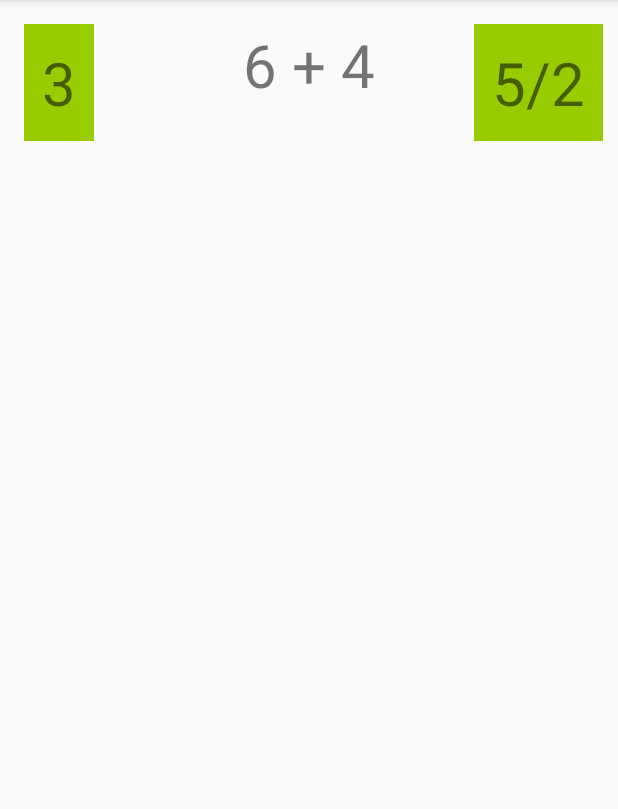
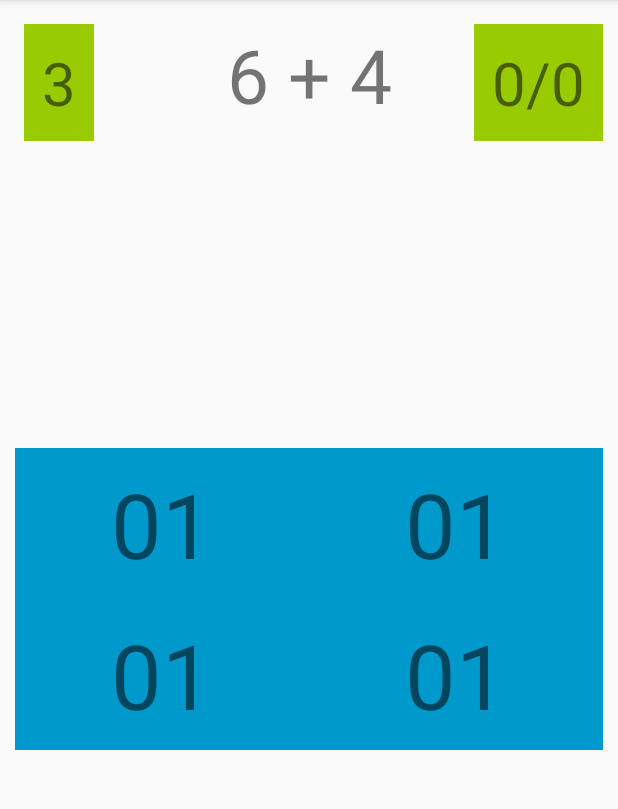
Before and after one commit to Harnet69/Brain-trainer, an Android app: the screen it shows after launch (MainActivity), after a tap on "GO!", on a phone screen of 412 x 824 dp, the part 84-893 px from its top. Run offline under Robolectric (Android 15) with nearby library versions, the light colour scheme and no system bars.

Commit message:
Added answers greedLayout

```diff
--- a/app/build.gradle
+++ b/app/build.gradle
@@ -31,4 +31,5 @@ dependencies {
     testImplementation 'junit:junit:4.12'
     androidTestImplementation 'androidx.test.ext:junit:1.1.1'
     androidTestImplementation 'androidx.test.espresso:espresso-core:3.2.0'
+    implementation 'androidx.gridlayout:gridlayout:1.0.0'
 }
--- a/app/src/main/AndroidManifest.xml
+++ b/app/src/main/AndroidManifest.xml
@@ -9,7 +9,7 @@
         android:roundIcon="@mipmap/ic_launcher_round"
         android:supportsRtl="true"
         android:theme="@style/AppTheme">
-        <activity android:name=".controller.MainActivity">
+        <activity android:name=".view.MainActivity">
             <intent-filter>
                 <action android:name="android.intent.action.MAIN" />
 
--- a/app/src/main/java/com/harnet/braintrainer/controller/GameController.java
+++ b/app/src/main/java/com/harnet/braintrainer/controller/GameController.java
@@ -12,12 +12,14 @@ public class GameController {
     private TextView taskTextView;
     private TimerController timerController;
     private TaskController taskController;
+    private ScoreController scoreController;
 
-    public GameController(TextView taskTextView, TextView timerTextView, Button goBtn) {
+    public GameController(TextView taskTextView, TextView timerTextView, TextView scoreTextView, Button goBtn) {
         this.goBtn = goBtn;
         this.taskTextView = taskTextView;
         taskController = new TaskController(taskTextView);
         timerController = new TimerController(new Timer(duration), timerTextView);
+        scoreController = new ScoreController(scoreTextView);
     }
 
     public void startGame() {
@@ -28,7 +30,9 @@ public class GameController {
                 goBtn.setVisibility(View.INVISIBLE);
                 timerController.startTimer(taskTextView, goBtn);// start the countDown timer
                 taskController.showNewTask();// create a new task
+//                scoreController.addScore(false);//test score system WORKS
             }
         });
     }
+    // TODO Implement score controller which add score after click answer
 }
--- /dev/null
+++ b/app/src/main/java/com/harnet/braintrainer/controller/ScoreController.java
@@ -0,0 +1,28 @@
+package com.harnet.braintrainer.controller;
+
+import android.annotation.SuppressLint;
+import android.widget.TextView;
+
+public class ScoreController {
+    private TextView scoreTextView;
+    private int rightAnswers;
+    private int wrongAnswers;
+
+    public ScoreController(TextView scoreTextView) {
+        this.scoreTextView = scoreTextView;
+    }
+
+    public void addScore(Boolean isAnswerRight){
+        if(isAnswerRight){
+            rightAnswers++;
+        }else{
+            wrongAnswers++;
+        }
+        updateScoreView();
+    }
+
+    @SuppressLint("DefaultLocale")
+    private void updateScoreView(){
+        scoreTextView.setText(String.format("%d/%d", rightAnswers, wrongAnswers));
+    }
+}
--- a/app/src/main/java/com/harnet/braintrainer/controller/MainActivity.java
+++ b/app/src/main/java/com/harnet/braintrainer/view/MainActivity.java
@@ -1,4 +1,4 @@
-package com.harnet.braintrainer.controller;
+package com.harnet.braintrainer.view;
 
 import android.os.Bundle;
 import android.widget.Button;
@@ -7,11 +7,13 @@ import android.widget.TextView;
 import androidx.appcompat.app.AppCompatActivity;
 
 import com.harnet.braintrainer.R;
+import com.harnet.braintrainer.controller.GameController;
 
 public class MainActivity extends AppCompatActivity {
     private Button goBtn;
     private TextView timerTextView;
     private TextView taskTextView;
+    private TextView scoreTextView;
 
     private GameController gameController;
 
@@ -23,9 +25,10 @@ public class MainActivity extends AppCompatActivity {
 
         taskTextView = findViewById(R.id.taskTextView);
         timerTextView = findViewById(R.id.timerTextView);
+        scoreTextView = findViewById(R.id.scoreTextView);
         goBtn = findViewById(R.id.goButton);
 
-        gameController = new GameController(taskTextView, timerTextView, goBtn);
+        gameController = new GameController(taskTextView, timerTextView, scoreTextView, goBtn);
 
         gameController.startGame();
     }
--- a/app/src/main/res/layout/activity_main.xml
+++ b/app/src/main/res/layout/activity_main.xml
@@ -4,7 +4,7 @@
     xmlns:tools="http://schemas.android.com/tools"
     android:layout_width="match_parent"
     android:layout_height="match_parent"
-    tools:context=".controller.MainActivity">
+    tools:context=".view.MainActivity">
 
     <Button
         android:id="@+id/goButton"
@@ -42,7 +42,7 @@
         android:layout_marginRight="10dp"
         android:background="@android:color/holo_green_light"
         android:padding="12dp"
-        android:text="5/2"
+        android:text="0/0"
         android:textSize="40sp"
         app:layout_constraintEnd_toEndOf="parent"
         app:layout_constraintTop_toTopOf="parent" />
@@ -52,9 +52,76 @@
         android:layout_width="wrap_content"
         android:layout_height="wrap_content"
         android:layout_marginTop="16dp"
-        android:textSize="40sp"
+        android:textSize="50sp"
         app:layout_constraintEnd_toEndOf="parent"
         app:layout_constraintHorizontal_bias="0.5"
         app:layout_constraintStart_toStartOf="parent"
         app:layout_constraintTop_toTopOf="parent" />
+
+    <androidx.gridlayout.widget.GridLayout
+        android:id="@+id/answerGridLayout"
+        android:layout_width="match_parent"
+        android:layout_height="wrap_content"
+        android:layout_marginStart="10dp"
+        android:layout_marginLeft="10dp"
+        android:layout_marginTop="30dp"
+        android:layout_marginEnd="10dp"
+        android:layout_marginRight="10dp"
+        android:background="@android:color/holo_blue_dark"
+        app:columnCount="2"
+        app:layout_constraintBottom_toBottomOf="parent"
+        app:layout_constraintEnd_toEndOf="parent"
+        app:layout_constraintHorizontal_bias="0.5"
+        app:layout_constraintStart_toStartOf="parent"
+        app:layout_constraintTop_toTopOf="parent"
+        app:rowCount="2">
+
+        <TextView
+            android:id="@+id/answerTextView1"
+            android:gravity="center"
+            android:paddingTop="10dp"
+            android:paddingBottom="10dp"
+            android:text="01"
+            android:textSize="60sp"
+            app:layout_column="0"
+            app:layout_columnWeight="1"
+            app:layout_gravity="fill"
+            app:layout_row="0" />
+
+        <TextView
+            android:id="@+id/answerTextView2"
+            android:gravity="center"
+            android:paddingTop="10dp"
+            android:paddingBottom="10dp"
+            android:text="01"
+            android:textSize="60sp"
+            app:layout_column="1"
+            app:layout_columnWeight="1"
+            app:layout_gravity="fill"
+            app:layout_row="0" />
+
+        <TextView
+            android:id="@+id/answerTextView3"
+            android:gravity="center"
+            android:paddingTop="10dp"
+            android:paddingBottom="10dp"
+            android:text="01"
+            android:textSize="60sp"
+            app:layout_column="0"
+            app:layout_columnWeight="1"
+            app:layout_gravity="fill"
+            app:layout_row="1" />
+
+        <TextView
+            android:id="@+id/answerTextView4"
+            android:gravity="center"
+            android:paddingTop="10dp"
+            android:paddingBottom="10dp"
+            android:text="01"
+            android:textSize="60sp"
+            app:layout_column="1"
+            app:layout_columnWeight="1"
+            app:layout_gravity="fill"
+            app:layout_row="1" />
+    </androidx.gridlayout.widget.GridLayout>
 </androidx.constraintlayout.widget.ConstraintLayout>
```
